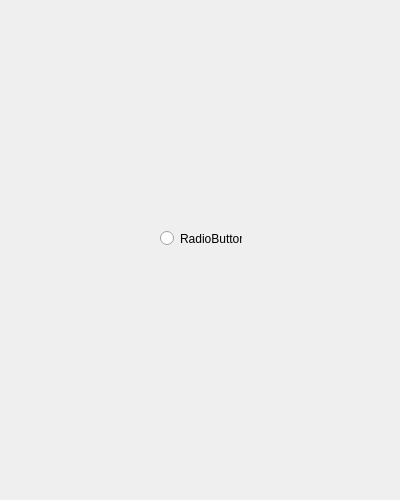
First picture: the form in ui/widget.ui, repository vushkov/netcalc, before the edit.
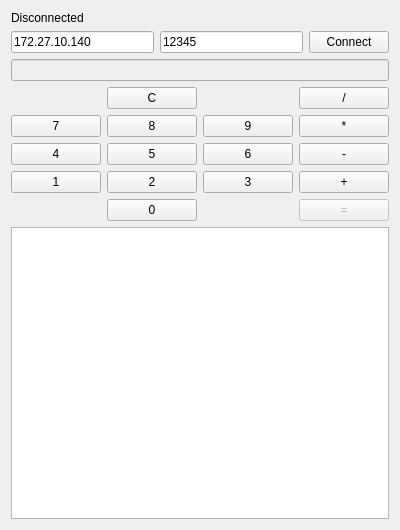
Second picture: the form after the edit.

Diff of the .ui file:
```diff
--- a/ui/widget.ui
+++ b/ui/widget.ui
@@ -7,25 +7,179 @@
     <x>0</x>
     <y>0</y>
     <width>400</width>
-    <height>500</height>
+    <height>530</height>
    </rect>
   </property>
   <property name="windowTitle">
    <string>Widget</string>
   </property>
-  <widget class="QRadioButton" name="radioButton">
-   <property name="geometry">
-    <rect>
-     <x>160</x>
-     <y>230</y>
-     <width>82</width>
-     <height>17</height>
-    </rect>
-   </property>
-   <property name="text">
-    <string>RadioButton</string>
-   </property>
-  </widget>
+  <layout class="QVBoxLayout" name="verticalLayout">
+   <item>
+    <layout class="QVBoxLayout" name="vertLayout">
+     <item>
+      <widget class="QLabel" name="connectionStatus">
+       <property name="text">
+        <string>Disconnected</string>
+       </property>
+      </widget>
+     </item>
+     <item>
+      <layout class="QHBoxLayout" name="horizontalLayout">
+       <item>
+        <widget class="QLineEdit" name="ipLineEdit">
+         <property name="text">
+          <string>172.27.10.140</string>
+         </property>
+        </widget>
+       </item>
+       <item>
+        <widget class="QLineEdit" name="portLineEdit">
+         <property name="text">
+          <string>12345</string>
+         </property>
+        </widget>
+       </item>
+       <item>
+        <widget class="QPushButton" name="buttonConnect">
+         <property name="text">
+          <string>Connect</string>
+         </property>
+        </widget>
+       </item>
+      </layout>
+     </item>
+     <item>
+      <widget class="QLineEdit" name="resultLineEdit">
+       <property name="enabled">
+        <bool>false</bool>
+       </property>
+      </widget>
+     </item>
+     <item>
+      <layout class="QGridLayout" name="gridLayout" rowminimumheight="0,0,0,0,0,0" columnminimumwidth="0,0,0,0">
+       <item row="2" column="2">
+        <widget class="QPushButton" name="button9">
+         <property name="text">
+          <string>9</string>
+         </property>
+        </widget>
+       </item>
+       <item row="2" column="3">
+        <widget class="QPushButton" name="buttonMult">
+         <property name="text">
+          <string>*</string>
+         </property>
+        </widget>
+       </item>
+       <item row="3" column="0">
+        <widget class="QPushButton" name="button4">
+         <property name="text">
+          <string>4</string>
+         </property>
+        </widget>
+       </item>
+       <item row="2" column="1">
+        <widget class="QPushButton" name="button8">
+         <property name="text">
+          <string>8</string>
+         </property>
+        </widget>
+       </item>
+       <item row="4" column="0">
+        <widget class="QPushButton" name="button1">
+         <property name="text">
+          <string>1</string>
+         </property>
+        </widget>
+       </item>
+       <item row="4" column="1">
+        <widget class="QPushButton" name="button2">
+         <property name="text">
+          <string>2</string>
+         </property>
+        </widget>
+       </item>
+       <item row="3" column="2">
+        <widget class="QPushButton" name="button6">
+         <property name="text">
+          <string>6</string>
+         </property>
+        </widget>
+       </item>
+       <item row="2" column="0">
+        <widget class="QPushButton" name="button7">
+         <property name="text">
+          <string>7</string>
+         </property>
+        </widget>
+       </item>
+       <item row="3" column="1">
+        <widget class="QPushButton" name="button5">
+         <property name="text">
+          <string>5</string>
+         </property>
+        </widget>
+       </item>
+       <item row="3" column="3">
+        <widget class="QPushButton" name="buttonMinus">
+         <property name="text">
+          <string>-</string>
+         </property>
+        </widget>
+       </item>
+       <item row="1" column="3">
+        <widget class="QPushButton" name="buttonDivid">
+         <property name="text">
+          <string>/</string>
+         </property>
+        </widget>
+       </item>
+       <item row="5" column="1">
+        <widget class="QPushButton" name="button0">
+         <property name="text">
+          <string>0</string>
+         </property>
+        </widget>
+       </item>
+       <item row="4" column="3">
+        <widget class="QPushButton" name="buttonPlus">
+         <property name="text">
+          <string>+</string>
+         </property>
+        </widget>
+       </item>
+       <item row="5" column="3">
+        <widget class="QPushButton" name="buttonEqual">
+         <property name="enabled">
+          <bool>false</bool>
+         </property>
+         <property name="text">
+          <string>=</string>
+         </property>
+        </widget>
+       </item>
+       <item row="4" column="2">
+        <widget class="QPushButton" name="button3">
+         <property name="text">
+          <string>3</string>
+         </property>
+        </widget>
+       </item>
+       <item row="1" column="1">
+        <widget class="QPushButton" name="buttonClear">
+         <property name="text">
+          <string>C</string>
+         </property>
+        </widget>
+       </item>
+      </layout>
+     </item>
+     <item>
+      <widget class="QTextEdit" name="logTextEdit"/>
+     </item>
+    </layout>
+   </item>
+  </layout>
  </widget>
  <resources/>
  <connections/>
```
